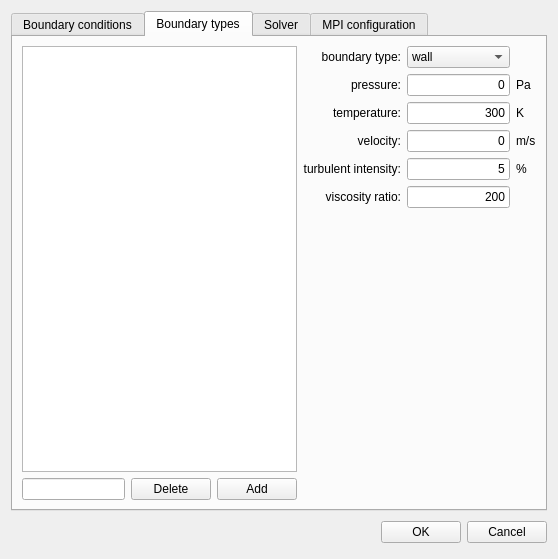
The window that src/guieditboundaryconditions.ui (enGits/engrid) describes before a commit, drawn with Qt 5.
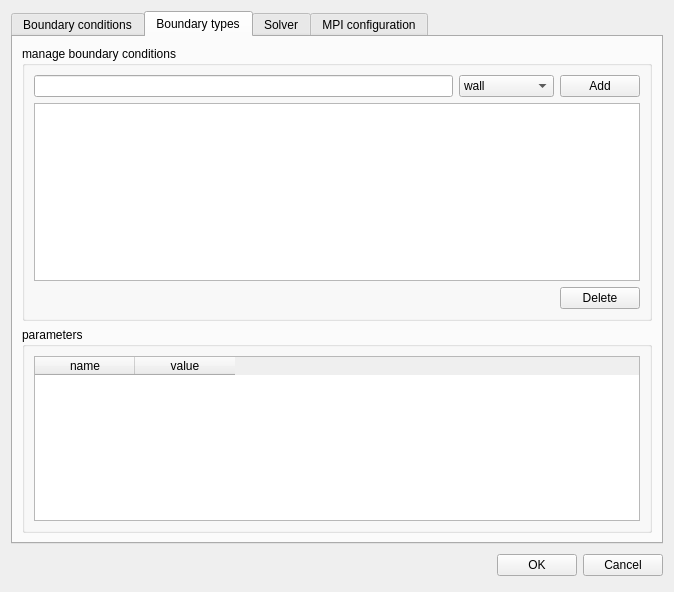
The same window after the commit. Icons and pictures are not drawn.

Commit message: almost finished the physical boundary conditions

Patch:
```diff
--- a/src/guieditboundaryconditions.ui
+++ b/src/guieditboundaryconditions.ui
@@ -9,8 +9,8 @@
    <rect>
     <x>0</x>
     <y>0</y>
-    <width>558</width>
-    <height>559</height>
+    <width>674</width>
+    <height>592</height>
    </rect>
   </property>
   <property name="windowTitle">
@@ -84,172 +84,52 @@
       <attribute name="title">
        <string>Boundary types</string>
       </attribute>
-      <layout class="QHBoxLayout" name="horizontalLayout">
-       <item>
-        <layout class="QGridLayout" name="gridLayout_3">
-         <item row="1" column="2">
-          <widget class="QPushButton" name="pushButton_AddBoundaryType">
-           <property name="text">
-            <string>Add</string>
-           </property>
-          </widget>
-         </item>
-         <item row="1" column="1">
-          <widget class="QPushButton" name="pushButton_DeleteBoundaryType">
-           <property name="text">
-            <string>Delete</string>
-           </property>
-          </widget>
-         </item>
-         <item row="1" column="0">
-          <widget class="QLineEdit" name="lineEdit_BoundaryTypes"/>
-         </item>
-         <item row="0" column="0" colspan="3">
-          <widget class="QListWidget" name="listWidget_BoundaryType">
-           <property name="sizePolicy">
-            <sizepolicy hsizetype="Expanding" vsizetype="Expanding">
-             <horstretch>0</horstretch>
-             <verstretch>0</verstretch>
-            </sizepolicy>
-           </property>
-          </widget>
-         </item>
-        </layout>
-       </item>
+      <layout class="QVBoxLayout" name="verticalLayout_4">
        <item>
         <layout class="QGridLayout" name="gridLayout_5">
-         <item row="1" column="1">
-          <widget class="QLineEdit" name="lineEditPressure">
-           <property name="text">
-            <string>0</string>
+         <item row="1" column="2" rowspan="2">
+          <widget class="QGroupBox" name="groupBox_2">
+           <property name="sizePolicy">
+            <sizepolicy hsizetype="Preferred" vsizetype="Expanding">
+             <horstretch>0</horstretch>
+             <verstretch>0</verstretch>
+            </sizepolicy>
            </property>
-           <property name="alignment">
-            <set>Qt::AlignRight|Qt::AlignTrailing|Qt::AlignVCenter</set>
+           <property name="title">
+            <string>parameters</string>
            </property>
-          </widget>
-         </item>
-         <item row="1" column="0">
-          <widget class="QLabel" name="label_2">
+           <layout class="QVBoxLayout" name="verticalLayout_3">
+            <item>
+             <widget class="QTableWidget" name="tableWidgetPBC">
+              <column>
            <property name="text">
-            <string>pressure:</string>
-           </property>
-           <property name="alignment">
-            <set>Qt::AlignRight|Qt::AlignTrailing|Qt::AlignVCenter</set>
-           </property>
-          </widget>
-         </item>
+                <string>name</string>
+               </property>
+              </column>
+              <column>
+               <property name="text">
+                <string>value</string>
+               </property>
+              </column>
+             </widget>
+            </item>
+           </layout>
+          </widget>
+         </item>
+         <item row="0" column="2">
+          <widget class="QGroupBox" name="groupBox">
+           <property name="title">
+            <string>manage boundary conditions</string>
+           </property>
+           <layout class="QGridLayout" name="gridLayout_6">
          <item row="1" column="2">
-          <widget class="QLabel" name="label_7">
+             <widget class="QPushButton" name="pushButtonAddBoundaryType">
            <property name="text">
-            <string>Pa</string>
+               <string>Add</string>
            </property>
           </widget>
          </item>
-         <item row="2" column="0">
-          <widget class="QLabel" name="label_4">
-           <property name="text">
-            <string>temperature:</string>
-           </property>
-           <property name="alignment">
-            <set>Qt::AlignRight|Qt::AlignTrailing|Qt::AlignVCenter</set>
-           </property>
-          </widget>
-         </item>
-         <item row="2" column="1">
-          <widget class="QLineEdit" name="lineEditTemperature">
-           <property name="text">
-            <string>300</string>
-           </property>
-           <property name="alignment">
-            <set>Qt::AlignRight|Qt::AlignTrailing|Qt::AlignVCenter</set>
-           </property>
-          </widget>
-         </item>
-         <item row="2" column="2">
-          <widget class="QLabel" name="label_8">
-           <property name="text">
-            <string>K</string>
-           </property>
-          </widget>
-         </item>
-         <item row="6" column="0">
-          <spacer name="verticalSpacer">
-           <property name="orientation">
-            <enum>Qt::Vertical</enum>
-           </property>
-           <property name="sizeHint" stdset="0">
-            <size>
-             <width>20</width>
-             <height>40</height>
-            </size>
-           </property>
-          </spacer>
-         </item>
-         <item row="3" column="0">
-          <widget class="QLabel" name="label_3">
-           <property name="text">
-            <string>velocity:</string>
-           </property>
-           <property name="alignment">
-            <set>Qt::AlignRight|Qt::AlignTrailing|Qt::AlignVCenter</set>
-           </property>
-          </widget>
-         </item>
-         <item row="3" column="2">
-          <widget class="QLabel" name="label_9">
-           <property name="text">
-            <string>m/s</string>
-           </property>
-          </widget>
-         </item>
-         <item row="3" column="1">
-          <widget class="QLineEdit" name="lineEditVelocity">
-           <property name="text">
-            <string>0</string>
-           </property>
-           <property name="alignment">
-            <set>Qt::AlignRight|Qt::AlignTrailing|Qt::AlignVCenter</set>
-           </property>
-          </widget>
-         </item>
-         <item row="4" column="0">
-          <widget class="QLabel" name="label_10">
-           <property name="text">
-            <string>turbulent intensity:</string>
-           </property>
-           <property name="alignment">
-            <set>Qt::AlignRight|Qt::AlignTrailing|Qt::AlignVCenter</set>
-           </property>
-          </widget>
-         </item>
-         <item row="4" column="2">
-          <widget class="QLabel" name="label_11">
-           <property name="text">
-            <string>%</string>
-           </property>
-          </widget>
-         </item>
-         <item row="4" column="1">
-          <widget class="QLineEdit" name="lineEditTurbulentIntensity">
-           <property name="text">
-            <string>5</string>
-           </property>
-           <property name="alignment">
-            <set>Qt::AlignRight|Qt::AlignTrailing|Qt::AlignVCenter</set>
-           </property>
-          </widget>
-         </item>
-         <item row="0" column="0">
-          <widget class="QLabel" name="label_13">
-           <property name="text">
-            <string>boundary type:</string>
-           </property>
-           <property name="alignment">
-            <set>Qt::AlignRight|Qt::AlignTrailing|Qt::AlignVCenter</set>
-           </property>
-          </widget>
-         </item>
-         <item row="0" column="1">
+            <item row="1" column="1">
           <widget class="QComboBox" name="comboBoxBoundaryType">
            <item>
             <property name="text">
@@ -278,24 +158,27 @@
            </item>
           </widget>
          </item>
-         <item row="5" column="0">
-          <widget class="QLabel" name="label_14">
-           <property name="text">
-            <string>viscosity ratio:</string>
-           </property>
-           <property name="alignment">
-            <set>Qt::AlignRight|Qt::AlignTrailing|Qt::AlignVCenter</set>
-           </property>
-          </widget>
-         </item>
-         <item row="5" column="1">
-          <widget class="QLineEdit" name="lineEditViscosityRatio">
+            <item row="3" column="0" colspan="3">
+             <widget class="QListWidget" name="listWidgetBoundaryType">
+              <property name="sizePolicy">
+               <sizepolicy hsizetype="Expanding" vsizetype="Expanding">
+                <horstretch>0</horstretch>
+                <verstretch>0</verstretch>
+               </sizepolicy>
+              </property>
+             </widget>
+            </item>
+            <item row="4" column="2">
+             <widget class="QPushButton" name="pushButtonDeleteBoundaryType">
            <property name="text">
-            <string>200</string>
-           </property>
-           <property name="alignment">
-            <set>Qt::AlignRight|Qt::AlignTrailing|Qt::AlignVCenter</set>
-           </property>
+               <string>Delete</string>
+              </property>
+             </widget>
+            </item>
+            <item row="1" column="0">
+             <widget class="QLineEdit" name="lineEditBoundaryType"/>
+            </item>
+           </layout>
           </widget>
          </item>
         </layout>
```
Lines whose indentation alone changed are shown as unchanged. The commit also changes 10 other files.
